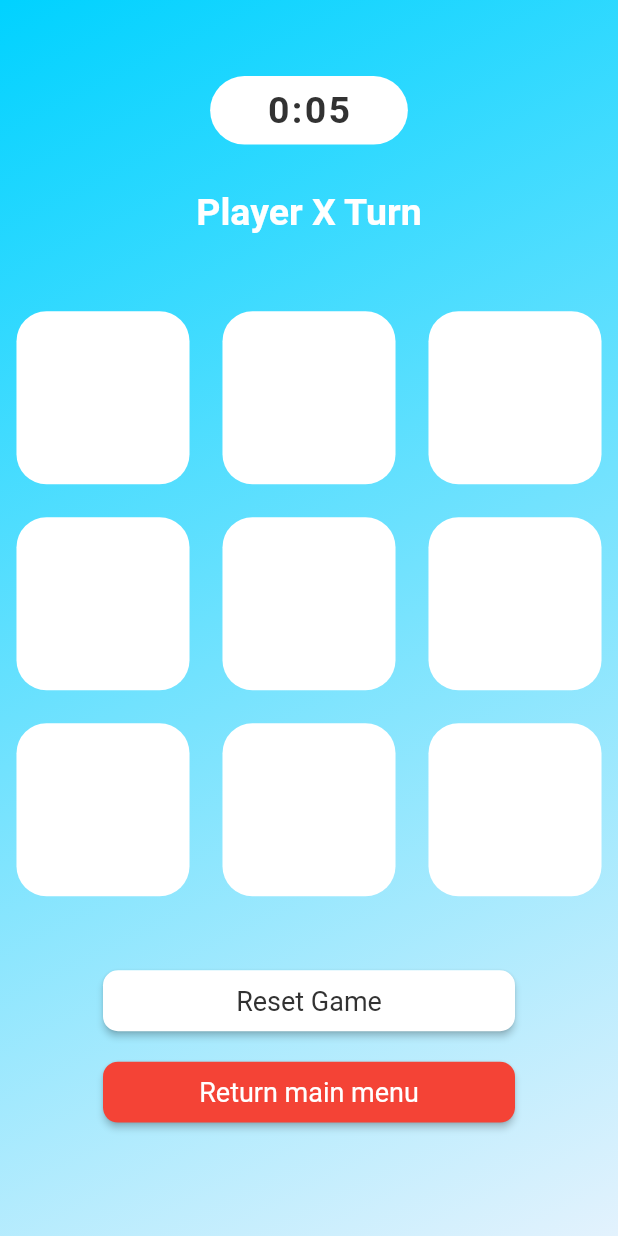
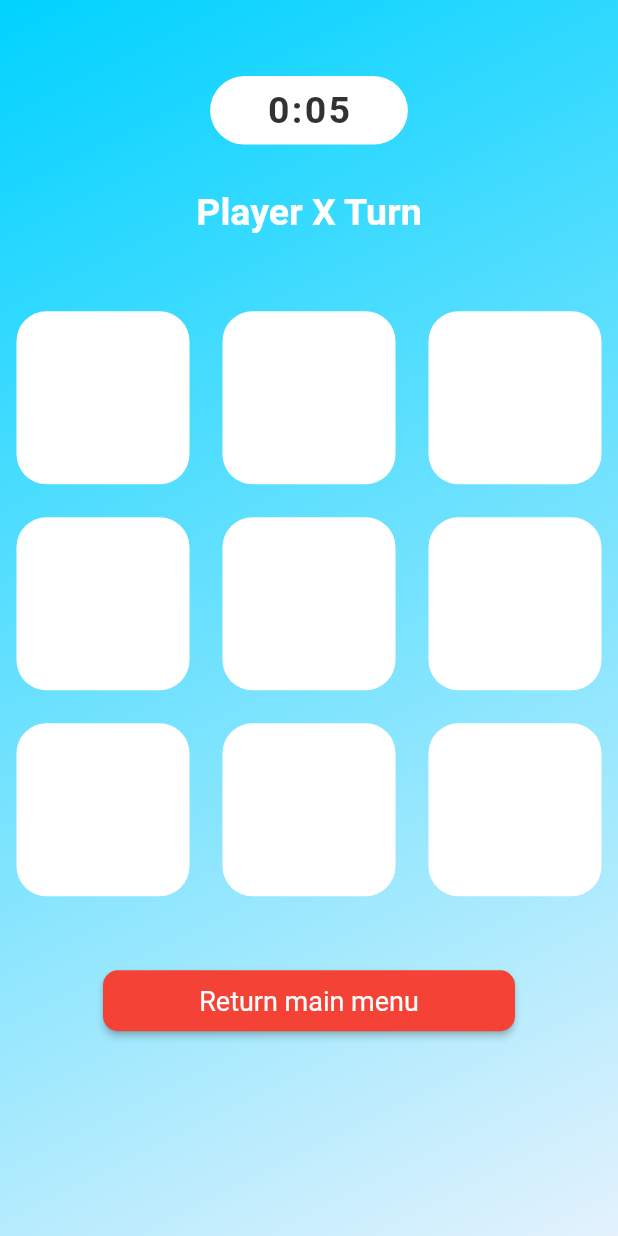
Before and after one commit to yagizdo/tictactoe_game, a Flutter app: the screen it shows after launch, after a tap on "Start Game", on a phone screen of 412 x 824 dp. Run offline on Flutter 3.47's test engine with Material 2 defaults, Android fonts, the phone set to English and light mode, and no system bars; our stand-ins replace adaptive_theme, bloc, flutter_bloc, flutter_screenutil, flutter_smart_dialog, flutter_svg and 2 more.

Commit message:
reset system wrapped with comment and add index control system

```diff
--- a/lib/bloc/backend_bloc.dart
+++ b/lib/bloc/backend_bloc.dart
@@ -42,11 +42,12 @@ class BackendBloc extends Bloc<BackendEvent, BackendState> {
       emit(GameState(gameList, currentPlayer));
     });
 
-    on<ResetGameEvent>((event, emit) {
+    /* on<ResetGameEvent>((event, emit) {
       gameList.fillRange(0, 9, '');
       currentPlayer = 'X';
       isDone = false;
       emit(GameState(gameList, currentPlayer));
     });
+  */
   }
 }
--- a/lib/view/game_view.dart
+++ b/lib/view/game_view.dart
@@ -77,20 +77,6 @@ class GameView extends StatelessWidget {
                   height40,
                   const GridList(),
                   height30,
-                  // Reset Game Button
-                  GameButton(
-                    function: () {
-                      BlocProvider.of<BackendBloc>(context)
-                          .add(ResetGameEvent());
-                    },
-                    width: 250.w,
-                    height: 40.h,
-                    borderRadius: 10,
-                    child: Text('Reset Game',
-                        style: Theme.of(context).textTheme.displayMedium),
-                  ),
-
-                  height20,
 
                   // Return main menu Button
                   GameButton(
--- a/lib/widgets/game_view/grid_box.dart
+++ b/lib/widgets/game_view/grid_box.dart
@@ -8,10 +8,16 @@ import 'package:tictactoe_app/constants/app_theme.dart';
 
 import '../../bloc/backend_bloc.dart';
 
-class GridBox extends StatelessWidget {
+class GridBox extends StatefulWidget {
   const GridBox({Key? key, required this.index}) : super(key: key);
   final int index;
 
+  @override
+  State<GridBox> createState() => _GridBoxState();
+}
+
+class _GridBoxState extends State<GridBox> {
+  List<int> indexList = [];
   @override
   Widget build(BuildContext context) {
     return Padding(
@@ -23,13 +29,21 @@ class GridBox extends StatelessWidget {
               if (state is WinState) {
                 return;
               }
-              BlocProvider.of<BackendBloc>(context).add(ClickEvent(index));
+
+              if (indexList.contains(widget.index)) {
+                return;
+              }
+              setState(() {
+                indexList.add(widget.index);
+              });
+              BlocProvider.of<BackendBloc>(context)
+                  .add(ClickEvent(widget.index));
             },
             child: BlocBuilder<BackendBloc, BackendState>(
               builder: (context, state) {
                 // Game State
                 if (state is GameState) {
-                  var value = state.gameList[index];
+                  var value = state.gameList[widget.index];
                   return Container(
                     decoration: const BoxDecoration(
                       color: white,
@@ -56,7 +70,7 @@ class GridBox extends StatelessWidget {
 
                 // Win State
                 if (state is WinState) {
-                  var value = state.gameList[index];
+                  var value = state.gameList[widget.index];
                   return Container(
                     decoration: const BoxDecoration(
                       color: white,
```
